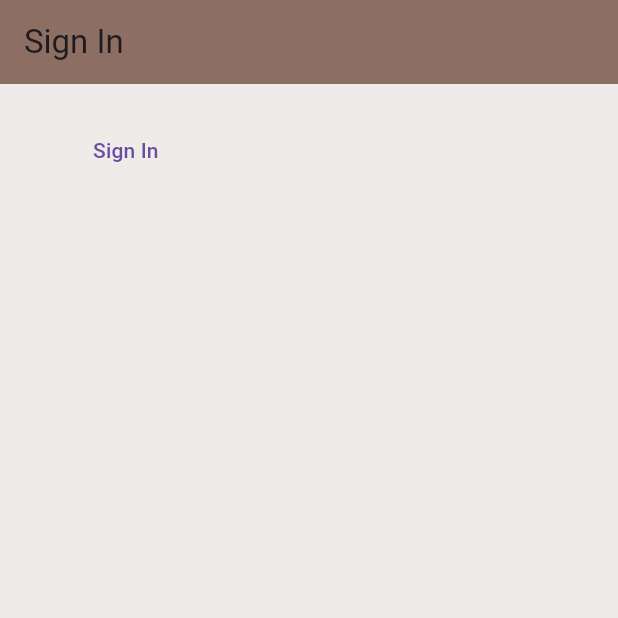
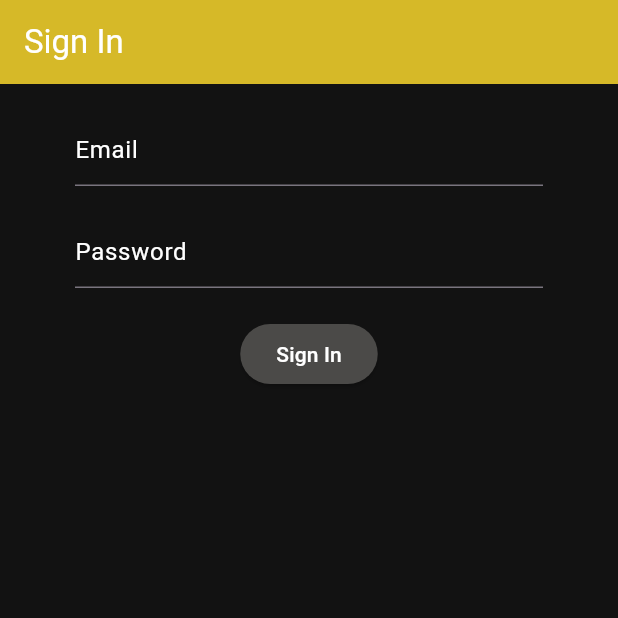
Before and after one commit to gawlowskiandrzej/fittracker, a Flutter app: the screen it shows after launch, after a tap on "Sign In", on a phone screen of 412 x 824 dp, the top half of it. Run offline on Flutter 3.47's test engine with Material 3 defaults, Android fonts, the phone set to English and light mode, and no system bars; our stand-ins replace firebase_auth, firebase_core; accounts and stored records are empty; network calls fail.

Commit message:
working annonymous login in

```diff
--- a/lib/main.dart
+++ b/lib/main.dart
@@ -1,7 +1,11 @@
+import 'package:fittracker/models/user.dart';
+import 'package:fittracker/services/auth.dart';
+import 'package:fittracker/theme/theme_data.dart';
 import 'package:fittracker/views/home/wrapper.dart';
 import 'package:flutter/material.dart';
 import 'package:firebase_core/firebase_core.dart';
 import 'firebase_options.dart';
+import 'package:provider/provider.dart';
 
 Future<void> main() async {
   WidgetsFlutterBinding.ensureInitialized();
@@ -16,8 +20,13 @@ class MyApp extends StatelessWidget {
   // This widget is the root of your application.
   @override
   Widget build(BuildContext context) {
-    return const MaterialApp(
-      home: Wrapper(),
+    return StreamProvider<MyUser>.value(
+      initialData: MyUser(uid: "-1"),
+      value: AuthService().user,
+      child: MaterialApp(
+        theme: appTheme,
+        home: const Wrapper(),
+      ),
     );
   }
 }
--- a/lib/services/auth.dart
+++ b/lib/services/auth.dart
@@ -4,6 +4,10 @@ import 'package:fittracker/models/user.dart';
 class AuthService{
 
   final FirebaseAuth _auth = FirebaseAuth.instance;
+
+  Stream<MyUser> get user {
+    return _auth.authStateChanges().map(_userFromFirebaseUser);
+  }
 
   MyUser _userFromFirebaseUser(User? user) {
     return user != null ? MyUser(uid: user.uid) : MyUser(uid: "-1");
@@ -20,4 +24,13 @@ class AuthService{
       return null;
     }
   }
+
+  Future signOut() async {
+    try {
+      return await _auth.signOut();
+    } catch (e) {
+      print(e.toString());
+      return null;
+    }
+  }
 }
--- /dev/null
+++ b/lib/theme/theme_data.dart
@@ -0,0 +1,33 @@
+import 'package:flutter/material.dart';
+import 'colors.dart'; // zakładam że masz ten plik z paletą
+
+final ThemeData appTheme = ThemeData(
+  scaffoldBackgroundColor: AppColors.background, // tło dla Scaffoldów
+  primaryColor: AppColors.primary,
+
+  textTheme: TextTheme(
+    bodyLarge: TextStyle(color: AppColors.text),
+    bodyMedium: TextStyle(color: AppColors.text),
+    titleLarge: TextStyle(color: AppColors.text),
+    titleMedium: TextStyle(color: AppColors.text),
+  ),
+  appBarTheme: AppBarTheme(
+    backgroundColor: AppColors.secondary,
+    foregroundColor: AppColors.text,
+    iconTheme: IconThemeData(color: AppColors.text),
+  ),
+
+  elevatedButtonTheme: ElevatedButtonThemeData(
+    style: ElevatedButton.styleFrom(
+      backgroundColor: AppColors.primary,
+      foregroundColor: AppColors.text,
+    ),
+  ),
+  inputDecorationTheme: InputDecorationTheme(
+    hintStyle: TextStyle(color: AppColors.text),
+    labelStyle: TextStyle(color: AppColors.text),
+  ),
+  iconTheme: IconThemeData(
+    color: AppColors.text,
+  ),
+);
--- a/lib/views/home/wrapper.dart
+++ b/lib/views/home/wrapper.dart
@@ -1,11 +1,20 @@
+import 'package:fittracker/models/user.dart';
+import 'package:fittracker/views/home/home.dart';
 import 'package:fittracker/views/login/login_view.dart';
 import 'package:flutter/material.dart';
+import 'package:provider/provider.dart';
 
 class Wrapper extends StatelessWidget {
   const Wrapper({super.key});
 
   @override
   Widget build(BuildContext context) {
-    return Login();
+
+    final user = Provider.of<MyUser?>(context);
+    if (user == null || user.uid == "-1") {
+      return Login();
+    } else {
+      return Home();
+    }
   }
 }
--- a/lib/views/login/sign_in.dart
+++ b/lib/views/login/sign_in.dart
@@ -1,6 +1,6 @@
-import 'package:firebase_auth/firebase_auth.dart';
 import 'package:fittracker/models/user.dart';
 import 'package:fittracker/services/auth.dart';
+import 'package:fittracker/theme/colors.dart';
 import 'package:flutter/material.dart';
 
 class SignIn extends StatefulWidget {
@@ -12,28 +12,53 @@ class SignIn extends StatefulWidget {
 
 class _SignInState extends State<SignIn> {
   final AuthService _auth = AuthService();
+
+  String? email = "";
+  String? password = "";
+
   @override
   Widget build(BuildContext context) {
     return Scaffold(
-      backgroundColor: Colors.brown[50],
       appBar: AppBar(
         title: const Text('Sign In'),
-        backgroundColor: Colors.brown[400],
         elevation: 0.0,
       ),
       body: Container(
         padding: EdgeInsets.symmetric(vertical: 20.0, horizontal: 50.0),
-        child: TextButton(
-            onPressed: () async{
-               MyUser? result = await _auth.signInAnon();
-                if (result == null) {
-                  print('error signing in');
-                } else {
-                  print('signed in: ${result.uid}');
-                }
-            },
-           child: Text('Sign In')
+        child: Form(
+          child: Column(
+            children: <Widget>[
+              TextFormField(
+                decoration: const InputDecoration(hintText: 'Email'),
+                onChanged: (value) {
+                  setState(() => email = value);
+                },
+              ),
+              const SizedBox(height: 20.0),
+              TextFormField(
+                decoration: const InputDecoration(hintText: 'Password'),
+                obscureText: true,
+                onChanged: (val) {
+                  setState(() => password = val);
+                },
+              ),
+              const SizedBox(height: 20.0),
+              ElevatedButton(
+                onPressed: () async {
+                  //print('Email: $email, Password: $password');
+                  await _auth.signInAnon();
+                  // dynamic result = await _auth.signInWithEmailAndPassword('email', 'password');
+                  // if (result == null) {
+                  //   print('Error signing in');
+                  // } else {
+                  //   print('Signed in as ${result.uid}');
+                  // }
+                },
+                child: const Text('Sign In'),
+              ),
+            ],
           ),
+        ),
       ),
     );
   }
--- a/pubspec.yaml
+++ b/pubspec.yaml
@@ -36,6 +36,7 @@ dependencies:
   cupertino_icons: ^1.0.8
   firebase_auth: ^5.5.2
   firebase_core: ^3.13.0
+  provider: ^6.1.4
 
 dev_dependencies:
   flutter_test:
```
Also changed, not shown: lib/theme/colors.dart (added, +8 -0 lines), lib/views/home/home.dart (+28 -2 lines), pubspec.lock.
